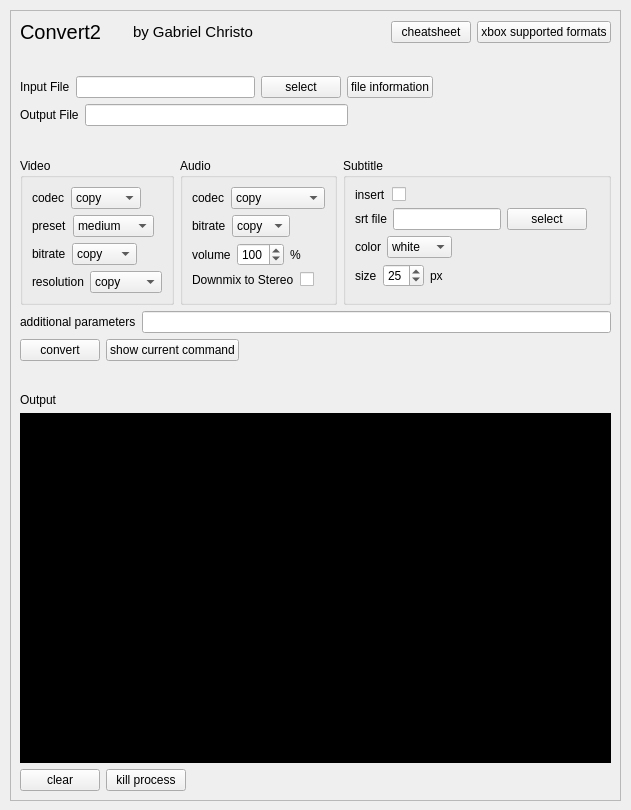
Qt form convert2.ui (gabrielchristo/convert2) before a commit.
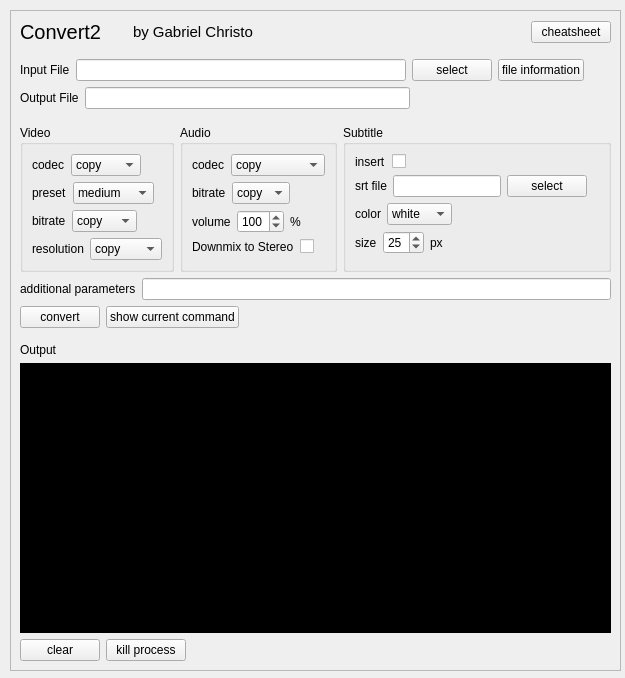
The same form after that commit.

Patch:
```diff
--- a/convert2.ui
+++ b/convert2.ui
@@ -6,8 +6,8 @@
    <rect>
     <x>0</x>
     <y>0</y>
-    <width>631</width>
-    <height>810</height>
+    <width>625</width>
+    <height>678</height>
    </rect>
   </property>
   <property name="windowTitle">
@@ -19,7 +19,7 @@
      <x>10</x>
      <y>10</y>
      <width>611</width>
-     <height>791</height>
+     <height>661</height>
     </rect>
    </property>
    <property name="widgetResizable">
@@ -31,7 +31,7 @@
       <x>0</x>
       <y>0</y>
       <width>609</width>
-      <height>789</height>
+      <height>659</height>
      </rect>
     </property>
     <layout class="QVBoxLayout" name="verticalLayout_2">
@@ -100,13 +100,6 @@
          </property>
         </widget>
        </item>
-       <item>
-        <widget class="QPushButton" name="xboxButton">
-         <property name="text">
-          <string>xbox supported formats</string>
-         </property>
-        </widget>
-       </item>
       </layout>
      </item>
      <item>
@@ -135,6 +128,12 @@
          </item>
          <item>
           <widget class="QLineEdit" name="inputFile">
+           <property name="minimumSize">
+            <size>
+             <width>330</width>
+             <height>0</height>
+            </size>
+           </property>
            <property name="text">
             <string/>
            </property>
@@ -179,7 +178,14 @@
           </widget>
          </item>
          <item>
-          <widget class="QLineEdit" name="outputFile"/>
+          <widget class="QLineEdit" name="outputFile">
+           <property name="minimumSize">
+            <size>
+             <width>325</width>
+             <height>0</height>
+            </size>
+           </property>
+          </widget>
          </item>
          <item>
           <spacer name="horizontalSpacer_5">
@@ -741,7 +747,7 @@
          <property name="minimumSize">
           <size>
            <width>0</width>
-           <height>350</height>
+           <height>270</height>
           </size>
          </property>
          <property name="font">
```
